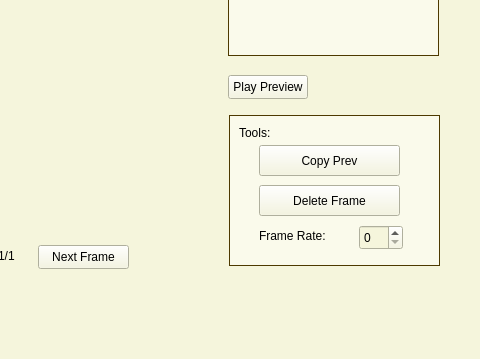
This is SpriteEditor/mainwindow.ui in sebastianerz28/SpriteEditor as Qt 5 draws it before an edit; both pictures show x 592 to 1072 and y 204 to 563 of the 1072 by 563 pixel window. The edited form follows.
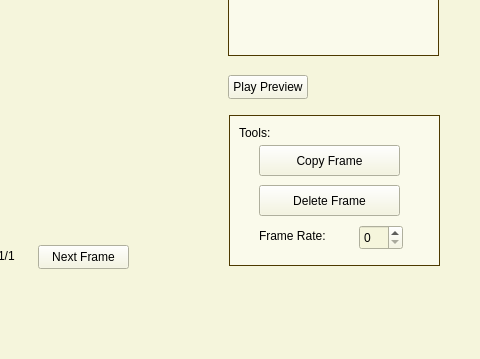
This is the edited form.

Commit message: change copy button text

```diff
--- a/SpriteEditor/mainwindow.ui
+++ b/SpriteEditor/mainwindow.ui
@@ -493,7 +493,7 @@
 </string>
      </property>
      <property name="text">
-      <string>Copy Prev</string>
+      <string>Copy Frame</string>
      </property>
     </widget>
    </widget>
```
Left out of the diff: 2 changed lines with no effect on the pictures. The commit also changes 40 other files.
